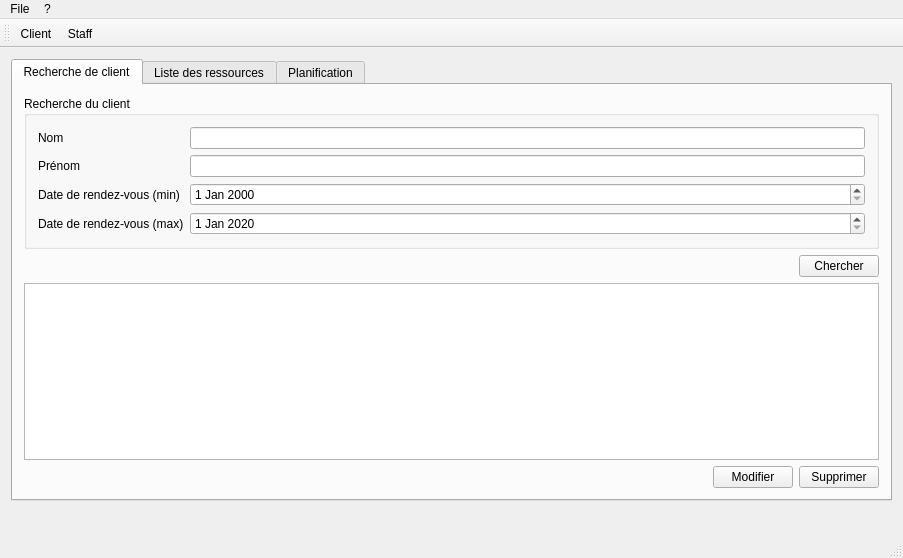
Qu3tzal/TpQt, file QTP/mainwindow.ui: the form before one commit.
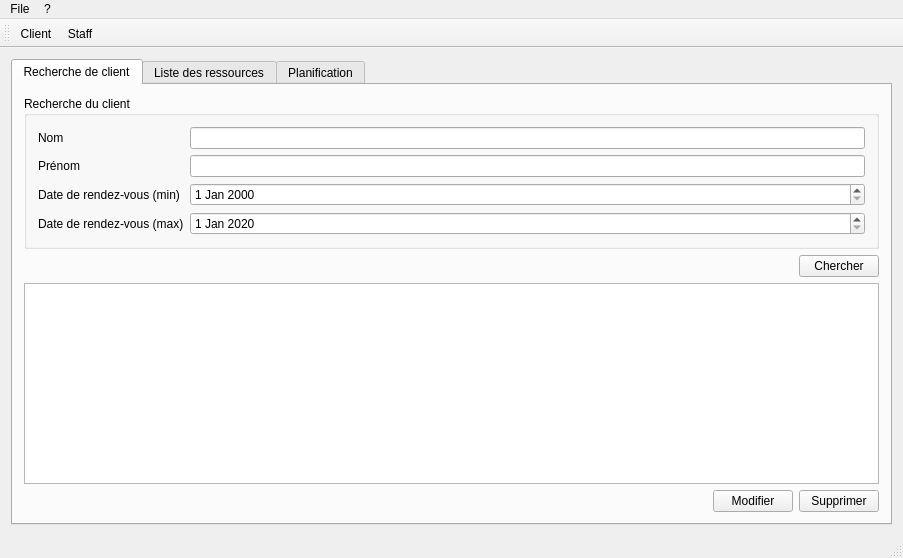
The form after the commit. Icons and pictures are not drawn. Custom widgets are drawn as their Qt base class.

Commit message: Minimization de la fenêtre et retrait d'un spacer en trop

Diff of the .ui file:
```diff
--- a/QTP/mainwindow.ui
+++ b/QTP/mainwindow.ui
@@ -304,19 +304,6 @@
       </widget>
      </widget>
     </item>
-    <item>
-     <spacer name="spacer">
-      <property name="orientation">
-       <enum>Qt::Vertical</enum>
-      </property>
-      <property name="sizeHint" stdset="0">
-       <size>
-        <width>20</width>
-        <height>40</height>
-       </size>
-      </property>
-     </spacer>
-    </item>
    </layout>
   </widget>
   <widget class="QMenuBar" name="menuBar">
```
Left out of the diff: 2 changed lines with no effect on the pictures. The commit also changes 1 other file.
